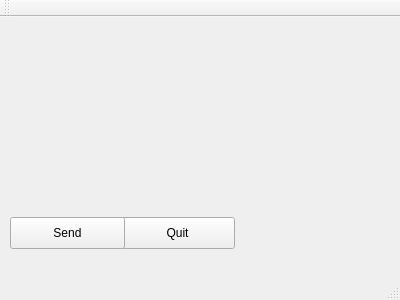
Before: the Qt Designer form window.ui in jekahy/Distributed-White-Board, drawn with Qt 5.
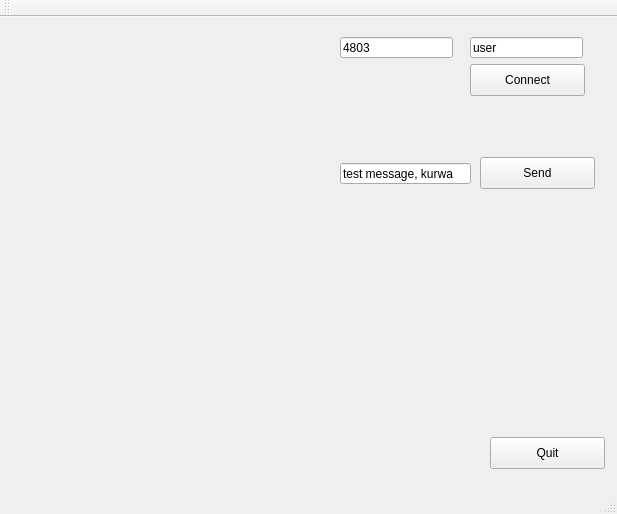
After: the same form once the commit is applied.

Commit message: update ui, start to use qstring

What changed in the file:
```diff
--- a/window.ui
+++ b/window.ui
@@ -6,8 +6,8 @@
    <rect>
     <x>0</x>
     <y>0</y>
-    <width>400</width>
-    <height>300</height>
+    <width>617</width>
+    <height>514</height>
    </rect>
   </property>
   <property name="windowTitle">
@@ -17,8 +17,8 @@
    <widget class="QPushButton" name="button">
     <property name="geometry">
      <rect>
-      <x>120</x>
-      <y>200</y>
+      <x>490</x>
+      <y>420</y>
       <width>115</width>
       <height>32</height>
      </rect>
@@ -30,8 +30,8 @@
    <widget class="QPushButton" name="pushButton">
     <property name="geometry">
      <rect>
-      <x>10</x>
-      <y>200</y>
+      <x>480</x>
+      <y>140</y>
       <width>115</width>
       <height>32</height>
      </rect>
@@ -40,6 +40,58 @@
      <string>Send</string>
     </property>
    </widget>
+   <widget class="QLineEdit" name="portField">
+    <property name="geometry">
+     <rect>
+      <x>340</x>
+      <y>20</y>
+      <width>113</width>
+      <height>21</height>
+     </rect>
+    </property>
+    <property name="text">
+     <string>4803</string>
+    </property>
+   </widget>
+   <widget class="QPushButton" name="connect_but">
+    <property name="geometry">
+     <rect>
+      <x>470</x>
+      <y>47</y>
+      <width>115</width>
+      <height>32</height>
+     </rect>
+    </property>
+    <property name="text">
+     <string>Connect</string>
+    </property>
+   </widget>
+   <widget class="QLineEdit" name="nameField">
+    <property name="geometry">
+     <rect>
+      <x>470</x>
+      <y>20</y>
+      <width>113</width>
+      <height>21</height>
+     </rect>
+    </property>
+    <property name="text">
+     <string>user</string>
+    </property>
+   </widget>
+   <widget class="QLineEdit" name="messField">
+    <property name="geometry">
+     <rect>
+      <x>340</x>
+      <y>146</y>
+      <width>131</width>
+      <height>21</height>
+     </rect>
+    </property>
+    <property name="text">
+     <string>test message, kurwa</string>
+    </property>
+   </widget>
   </widget>
   <widget class="QMenuBar" name="menuBar">
    <property name="geometry">
```
Left out of the diff: 2 changed lines with no effect on the pictures. The commit also changes 5 other files.
